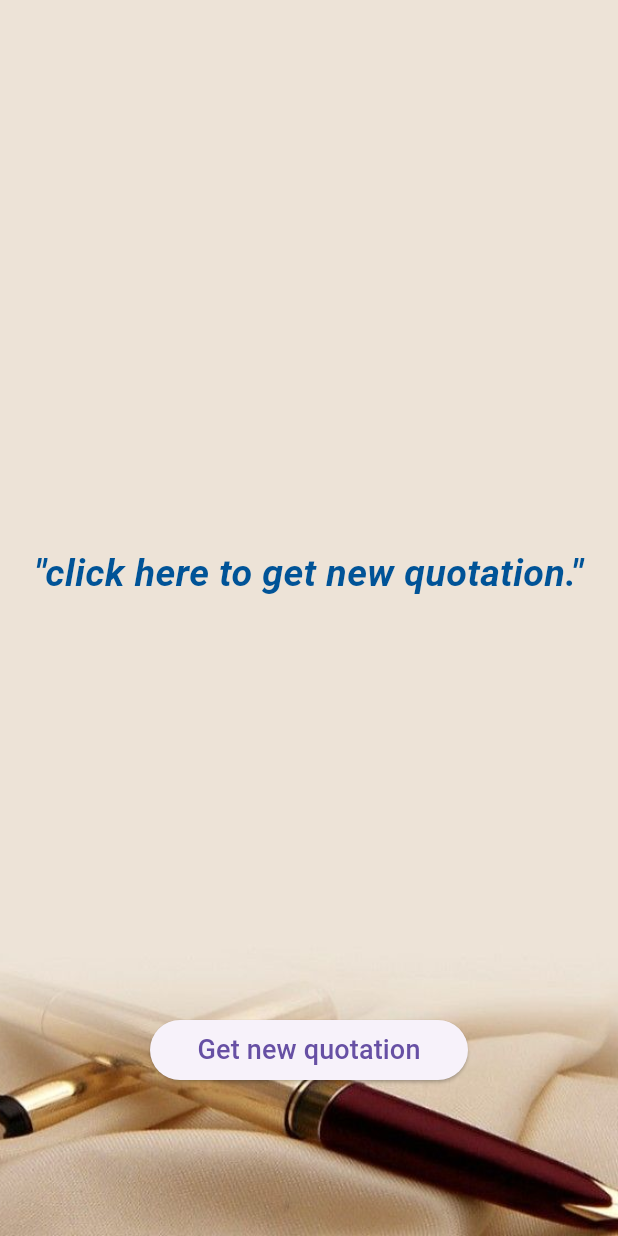
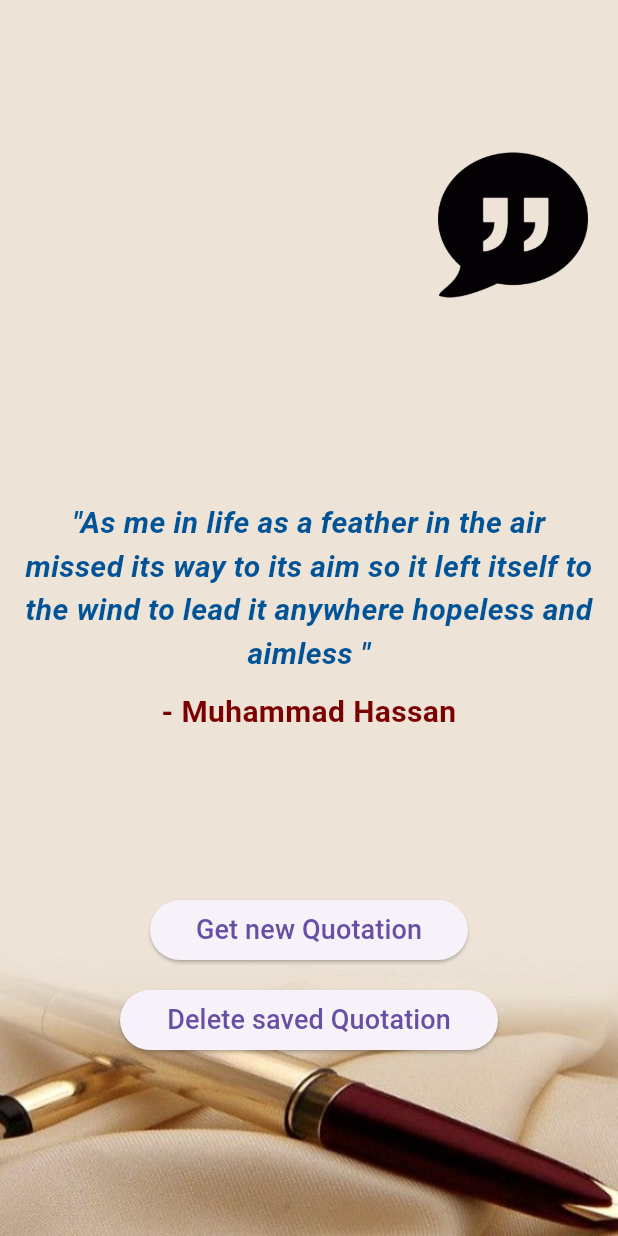
Before and after one commit to Muhannmmad/zitate_app, a Flutter app: the screen it shows after launch, on a phone screen of 412 x 824 dp. Run offline on Flutter 3.47's test engine with Material 3 defaults, Android fonts, the phone set to English and light mode, and no system bars; our stand-ins replace shared_preferences.

Commit message:
all made just few decorations left and my own quot added

```diff
--- a/lib/main.dart
+++ b/lib/main.dart
@@ -1,15 +1,18 @@
 import 'package:flutter/material.dart';
 import 'dart:convert';
 import 'package:http/http.dart' as http;
+import 'package:shared_preferences/shared_preferences.dart';
 
 void main() {
-  runApp(MyApp());
+  runApp(const MyApp());
 }
 
 class MyApp extends StatelessWidget {
+  const MyApp({super.key});
+
   @override
   Widget build(BuildContext context) {
-    return MaterialApp(
+    return const MaterialApp(
       title: 'Zitat App',
       home: QuoteScreen(),
     );
@@ -17,13 +20,37 @@ class MyApp extends StatelessWidget {
 }
 
 class QuoteScreen extends StatefulWidget {
+  const QuoteScreen({super.key});
+
   @override
-  _QuoteScreenState createState() => _QuoteScreenState();
+  QuoteScreenState createState() => QuoteScreenState();
 }
 
-class _QuoteScreenState extends State<QuoteScreen> {
-  String quote = 'click here to get new quotation.';
+class QuoteScreenState extends State<QuoteScreen> {
+  String quote = '';
+
   String author = '';
+
+  @override
+  void initState() {
+    super.initState();
+    loadSavedQuote();
+  }
+
+  Future<void> loadSavedQuote() async {
+    final prefs = await SharedPreferences.getInstance();
+    setState(() {
+      quote = prefs.getString('quote') ??
+          'As me in life as a feather in the air missed its way to its aim so it left itself to the wind to lead it anywhere hopeless and aimless ';
+      author = prefs.getString('author') ?? 'Muhammad Hassan';
+    });
+  }
+
+  Future<void> saveQuote(String quote, String author) async {
+    final prefs = await SharedPreferences.getInstance();
+    await prefs.setString('quote', quote);
+    await prefs.setString('author', author);
+  }
 
   Future<void> fetchQuote() async {
     final url = Uri.parse('https://api.api-ninjas.com/v1/quotes');
@@ -40,6 +67,7 @@ class _QuoteScreenState extends State<QuoteScreen> {
         quote = data[0]['quote'];
         author = data[0]['author'];
       });
+      await saveQuote(quote, author);
     } else {
       setState(() {
         quote = 'Fehler beim Abrufen des Zitats.';
@@ -48,14 +76,36 @@ class _QuoteScreenState extends State<QuoteScreen> {
     }
   }
 
+  Future<void> deleteQuote() async {
+    final prefs = await SharedPreferences.getInstance();
+    await prefs.remove('quote');
+    await prefs.remove('author');
+    setState(() {
+      quote = 'click to get a new Quotation';
+      author = '';
+    });
+  }
+
   @override
   Widget build(BuildContext context) {
     return Scaffold(
-      body: Stack(children: [
+      body: Stack(
+        children: [
           Positioned.fill(
             child: Image.asset(
               'assets/09c7b5584ff749eb34455a54ee657331.jpg',
               fit: BoxFit.cover,
+            ),
+          ),
+          Positioned(
+            top: 100,
+            right: 20,
+            child: SizedBox(
+              width: 100,
+              height: 100,
+              child: Image.asset(
+                'assets/1294.png',
+              ),
             ),
           ),
           Padding(
@@ -67,42 +117,53 @@ class _QuoteScreenState extends State<QuoteScreen> {
                   Text(
                     '"$quote"',
                     textAlign: TextAlign.center,
-                  style: TextStyle(
-                      fontSize: 25,
+                    style: const TextStyle(
+                      fontSize: 20,
                       fontWeight: FontWeight.bold,
                       fontStyle: FontStyle.italic,
-                      color: const Color.fromARGB(255, 0, 83, 151)),
+                      color: Color.fromARGB(255, 0, 83, 151),
                     ),
-                SizedBox(height: 10),
+                  ),
+                  const SizedBox(height: 10),
                   Text(
                     author.isNotEmpty ? '- $author' : '',
                     textAlign: TextAlign.center,
-                  style: TextStyle(
+                    style: const TextStyle(
                       fontSize: 20,
-                    color: const Color.fromARGB(255, 123, 0, 0),
+                      color: Color.fromARGB(255, 123, 0, 0),
                       fontWeight: FontWeight.bold,
                     ),
                   ),
-                SizedBox(height: 20),
                 ],
               ),
             ),
           ),
           Positioned(
-          bottom: 100,
+            bottom: 180,
+            left: 100,
             right: 100,
-          left: 100,
             child: ElevatedButton(
               onPressed: fetchQuote,
-            child: Text(
-              'Get new quotation',
-              style: TextStyle(
-                fontSize: 18,
+              child: const Text(
+                'Get new Quotation',
+                style: TextStyle(fontSize: 18),
               ),
             ),
           ),
+          Positioned(
+            bottom: 120,
+            left: 80,
+            right: 80,
+            child: ElevatedButton(
+              onPressed: deleteQuote,
+              child: const Text(
+                'Delete saved Quotation',
+                style: TextStyle(fontSize: 18),
               ),
-      ]),
+            ),
+          ),
+        ],
+      ),
     );
   }
 }
--- a/pubspec.yaml
+++ b/pubspec.yaml
@@ -10,6 +10,7 @@ dependencies:
   flutter:
     sdk: flutter
   http: ^1.2.2
+  shared_preferences: ^2.3.3
 
 dev_dependencies:
   flutter_test:
```
Also changed, not shown: assets/1294.png (added), assets/unnamed.webp (added), pubspec.lock, 10 other files. Lines whose indentation alone changed are shown as unchanged.
